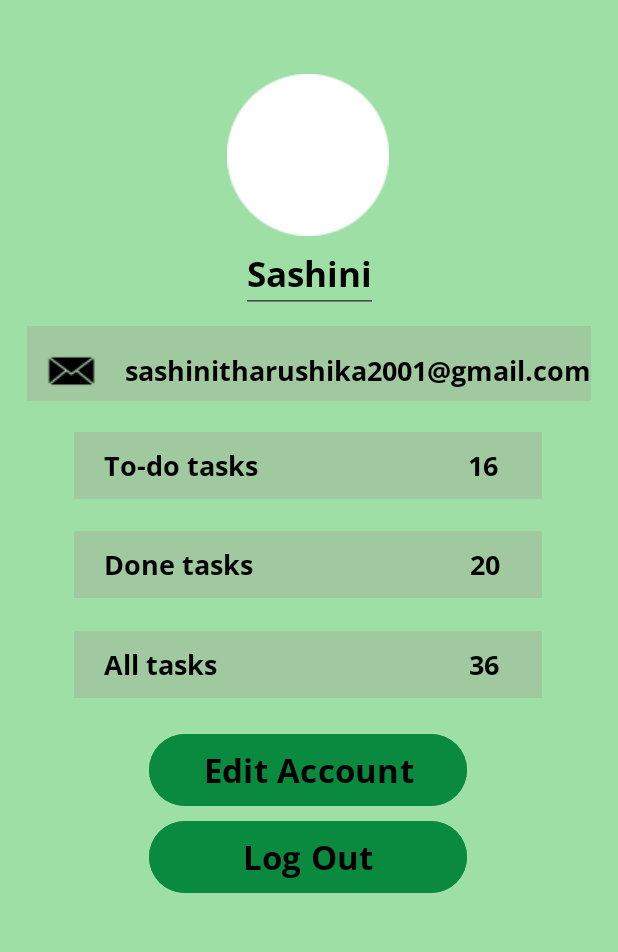
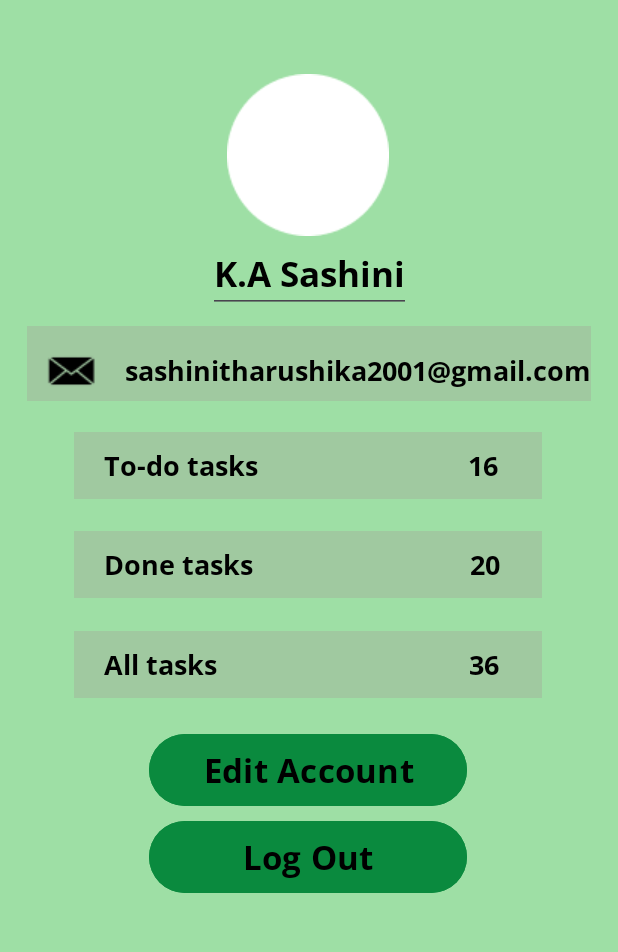
Before and after one commit to Sashinitharu/ToDo-Application, an Android app: the ProfileActivity screen opened directly, with no data from a screen before it, on a phone screen of 412 x 824 dp, the part 214-1166 px from its top. Run offline under Robolectric (Android 15) with nearby library versions, the phone set to English and light mode, and no system bars; Roboto replaces fonts that are not available here.

Commit message:
update 1

```diff
--- a/app/src/main/res/layout/activity_profile.xml
+++ b/app/src/main/res/layout/activity_profile.xml
@@ -189,7 +189,7 @@
         android:layout_width="wrap_content"
         android:layout_height="wrap_content"
         android:fontFamily="@font/open_sans_bold"
-        android:text="Sashini"
+        android:text="K.A Sashini"
         android:textColor="@color/black"
         android:textSize="23dp"
         app:layout_constraintBottom_toBottomOf="parent"
```
